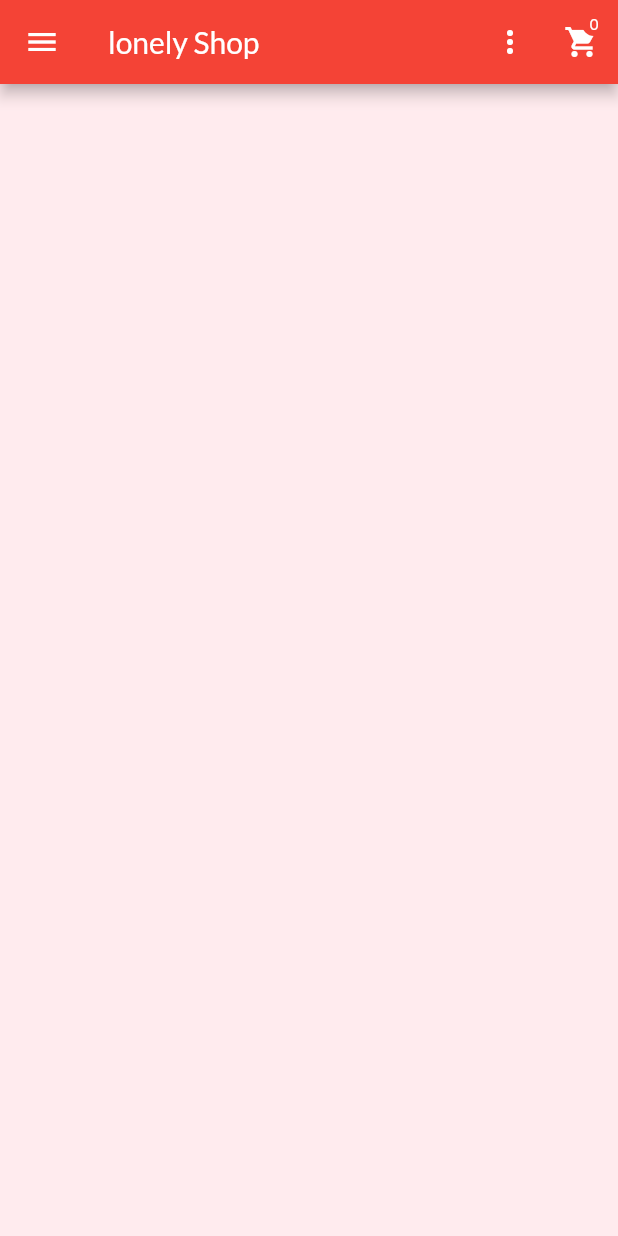
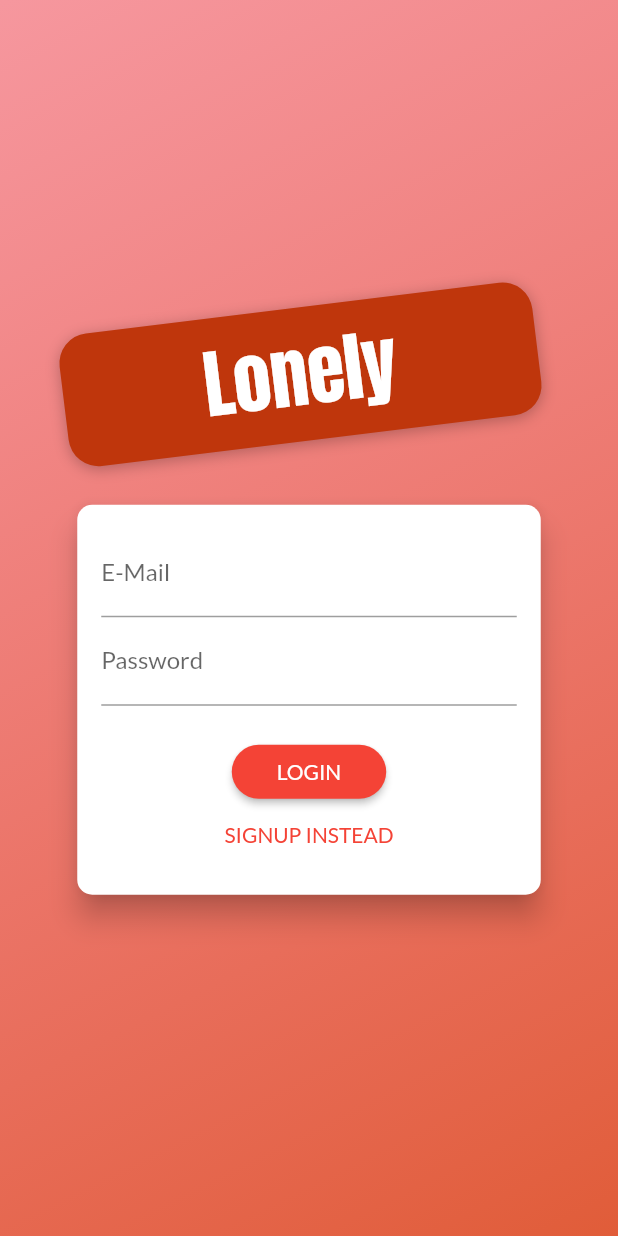
Before and after one commit to metalFrenzy/Shop-App, a Flutter app: the screen it shows after launch, on a phone screen of 412 x 824 dp. Run offline on Flutter 3.47's test engine with Material 2 defaults, Android fonts, the phone set to English and light mode, and no system bars.

Commit message:
login/signup screen

```diff
--- a/lib/main.dart
+++ b/lib/main.dart
@@ -10,6 +10,7 @@ import './screens/cart_screen.dart';
 import './screens/orders_screen.dart';
 import './screens/user_products_screen.dart';
 import './screens/edit_product_screen.dart';
+import './screens/auth_screen.dart';
 
 void main() => runApp(MyApp());
 
@@ -36,7 +37,7 @@ class MyApp extends StatelessWidget {
           fontFamily: 'Lato',
           canvasColor: Colors.red[50],
         ),
-        home: ProductOverviewScreen(),
+        home: AuthScreen(),
         routes: {
           ProductDetailScreen.routeName: (ctx) => ProductDetailScreen(),
           CartScreen.routeName: (ctx) => CartScreen(),
--- /dev/null
+++ b/lib/screens/auth_screen.dart
@@ -0,0 +1,229 @@
+import 'dart:math';
+
+import 'package:flutter/material.dart';
+
+enum AuthMode { Signup, Login }
+
+class AuthScreen extends StatelessWidget {
+  static const routeName = '/auth';
+
+  @override
+  Widget build(BuildContext context) {
+    final deviceSize = MediaQuery.of(context).size;
+    // final transformConfig = Matrix4.rotationZ(-8 * pi / 180);
+    // transformConfig.translate(-10.0);
+    return Scaffold(
+      // resizeToAvoidBottomInset: false,
+      body: Stack(
+        children: <Widget>[
+          Container(
+            decoration: BoxDecoration(
+              gradient: LinearGradient(
+                colors: [
+                  Color.fromRGBO(237, 68, 79, 1).withOpacity(0.5),
+                  Color.fromARGB(255, 221, 77, 37).withOpacity(0.9),
+                ],
+                begin: Alignment.topLeft,
+                end: Alignment.bottomRight,
+                stops: [0, 1],
+              ),
+            ),
+          ),
+          SingleChildScrollView(
+            child: Container(
+              height: deviceSize.height,
+              width: deviceSize.width,
+              child: Column(
+                mainAxisAlignment: MainAxisAlignment.center,
+                crossAxisAlignment: CrossAxisAlignment.center,
+                children: <Widget>[
+                  Flexible(
+                    child: Container(
+                      margin: EdgeInsets.only(bottom: 20.0),
+                      padding:
+                          EdgeInsets.symmetric(vertical: 8.0, horizontal: 94.0),
+                      transform: Matrix4.rotationZ(-7 * pi / 180)
+                        ..translate(-10.0),
+                      decoration: BoxDecoration(
+                        borderRadius: BorderRadius.circular(20),
+                        color: Colors.deepOrange.shade900,
+                        boxShadow: [
+                          BoxShadow(
+                            blurRadius: 8,
+                            color: Colors.black26,
+                            offset: Offset(0, 2),
+                          )
+                        ],
+                      ),
+                      child: Text(
+                        'Lonely',
+                        style: TextStyle(
+                          color: Theme.of(context)
+                              .accentTextTheme
+                              .headline6!
+                              .color,
+                          fontSize: 50,
+                          fontFamily: 'Anton',
+                          fontWeight: FontWeight.normal,
+                        ),
+                      ),
+                    ),
+                  ),
+                  Flexible(
+                    flex: deviceSize.width > 600 ? 2 : 1,
+                    child: AuthCard(),
+                  ),
+                ],
+              ),
+            ),
+          ),
+        ],
+      ),
+    );
+  }
+}
+
+class AuthCard extends StatefulWidget {
+  const AuthCard({
+    Key? key,
+  }) : super(key: key);
+
+  @override
+  _AuthCardState createState() => _AuthCardState();
+}
+
+class _AuthCardState extends State<AuthCard> {
+  final GlobalKey<FormState> _formKey = GlobalKey();
+  AuthMode _authMode = AuthMode.Login;
+  Map<String, String> _authData = {
+    'email': '',
+    'password': '',
+  };
+  var _isLoading = false;
+  final _passwordController = TextEditingController();
+
+  void _submit() {
+    if (!_formKey.currentState!.validate()) {
+      // Invalid!
+      return;
+    }
+    _formKey.currentState!.save();
+    setState(() {
+      _isLoading = true;
+    });
+    if (_authMode == AuthMode.Login) {
+      // Log user in
+    } else {
+      // Sign user up
+    }
+    setState(() {
+      _isLoading = false;
+    });
+  }
+
+  void _switchAuthMode() {
+    if (_authMode == AuthMode.Login) {
+      setState(() {
+        _authMode = AuthMode.Signup;
+      });
+    } else {
+      setState(() {
+        _authMode = AuthMode.Login;
+      });
+    }
+  }
+
+  @override
+  Widget build(BuildContext context) {
+    final deviceSize = MediaQuery.of(context).size;
+    return Card(
+      shape: RoundedRectangleBorder(
+        borderRadius: BorderRadius.circular(10.0),
+      ),
+      elevation: 8.0,
+      child: Container(
+        height: _authMode == AuthMode.Signup ? 320 : 260,
+        constraints:
+            BoxConstraints(minHeight: _authMode == AuthMode.Signup ? 320 : 260),
+        width: deviceSize.width * 0.75,
+        padding: EdgeInsets.all(16.0),
+        child: Form(
+          key: _formKey,
+          child: SingleChildScrollView(
+            child: Column(
+              children: <Widget>[
+                TextFormField(
+                  decoration: InputDecoration(labelText: 'E-Mail'),
+                  keyboardType: TextInputType.emailAddress,
+                  validator: (value) {
+                    if (value!.isEmpty || !value.contains('@')) {
+                      return 'Invalid email!';
+                    }
+                    return null;
+                  },
+                  onSaved: (value) {
+                    _authData['email'] = value!;
+                  },
+                ),
+                TextFormField(
+                  decoration: InputDecoration(labelText: 'Password'),
+                  obscureText: true,
+                  controller: _passwordController,
+                  validator: (value) {
+                    if (value!.isEmpty || value.length < 5) {
+                      return 'Password is too short!';
+                    }
+                  },
+                  onSaved: (value) {
+                    _authData['password'] = value!;
+                  },
+                ),
+                if (_authMode == AuthMode.Signup)
+                  TextFormField(
+                    enabled: _authMode == AuthMode.Signup,
+                    decoration: InputDecoration(labelText: 'Confirm Password'),
+                    obscureText: true,
+                    validator: _authMode == AuthMode.Signup
+                        ? (value) {
+                            if (value != _passwordController.text) {
+                              return 'Passwords do not match!';
+                            }
+                          }
+                        : null,
+                  ),
+                SizedBox(
+                  height: 20,
+                ),
+                if (_isLoading)
+                  CircularProgressIndicator()
+                else
+                  ElevatedButton(
+                    child:
+                        Text(_authMode == AuthMode.Login ? 'LOGIN' : 'SIGN UP'),
+                    onPressed: _submit,
+                    style: ElevatedButton.styleFrom(
+                      shape: RoundedRectangleBorder(
+                        borderRadius: BorderRadius.circular(30),
+                      ),
+                      padding: EdgeInsets.symmetric(
+                        horizontal: 30,
+                        vertical: 8,
+                      ),
+                    ),
+                  ),
+                FlatButton(
+                  child: Text(
+                      '${_authMode == AuthMode.Login ? 'SIGNUP' : 'LOGIN'} INSTEAD'),
+                  onPressed: _switchAuthMode,
+                  padding: EdgeInsets.symmetric(horizontal: 30.0, vertical: 4),
+                  materialTapTargetSize: MaterialTapTargetSize.shrinkWrap,
+                  textColor: Theme.of(context).primaryColor,
+                ),
+              ],
+            ),
+          ),
+        ),
+      ),
+    );
+  }
+}
```
